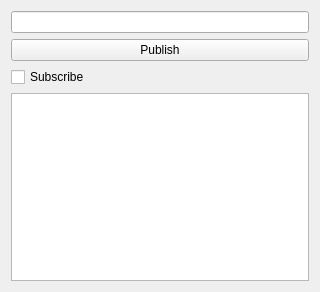
The window that topicwindow.ui (MayaPosch/MQTTCute) describes before a commit, drawn with Qt 5.
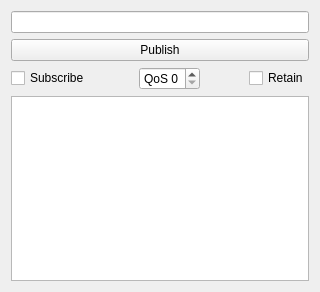
The same window after the commit. Icons and pictures are not drawn.

Commit message: Fix issues with retain/QoS functionality.

Diff of the .ui file:
```diff
--- a/topicwindow.ui
+++ b/topicwindow.ui
@@ -55,23 +55,70 @@
       </widget>
      </item>
      <item>
-      <widget class="QCheckBox" name="subscribeCheckBox">
-       <property name="text">
-        <string>Subscribe</string>
-       </property>
-      </widget>
+      <layout class="QHBoxLayout" name="horizontalLayout_2">
+       <item>
+        <widget class="QCheckBox" name="subscribeCheckBox">
+         <property name="text">
+          <string>Subscribe</string>
+         </property>
+        </widget>
+       </item>
+       <item>
+        <spacer name="horizontalSpacer_2">
+         <property name="orientation">
+          <enum>Qt::Horizontal</enum>
+         </property>
+         <property name="sizeHint" stdset="0">
+          <size>
+           <width>40</width>
+           <height>20</height>
+          </size>
+         </property>
+        </spacer>
+       </item>
+       <item>
+        <widget class="QSpinBox" name="qosSpinBox">
+         <property name="prefix">
+          <string>QoS </string>
+         </property>
+         <property name="maximum">
+          <number>2</number>
+         </property>
+        </widget>
+       </item>
+       <item>
+        <spacer name="horizontalSpacer">
+         <property name="orientation">
+          <enum>Qt::Horizontal</enum>
+         </property>
+         <property name="sizeHint" stdset="0">
+          <size>
+           <width>40</width>
+           <height>20</height>
+          </size>
+         </property>
+        </spacer>
+       </item>
+       <item>
+        <widget class="QCheckBox" name="retainCheckbox">
+         <property name="text">
+          <string>Retain</string>
+         </property>
+        </widget>
+       </item>
+      </layout>
      </item>
     </layout>
    </item>
    <item>
-    <widget class="QTextEdit" name="subscribeTextEdit">
+    <widget class="QPlainTextEdit" name="subscribePlainTextEdit">
      <property name="font">
       <font>
        <family>Courier</family>
       </font>
      </property>
-     <property name="lineWrapMode">
-      <enum>QTextEdit::FixedColumnWidth</enum>
+     <property name="layoutDirection">
+      <enum>Qt::LeftToRight</enum>
      </property>
      <property name="readOnly">
       <bool>true</bool>
```
The commit also changes 6 other files.
